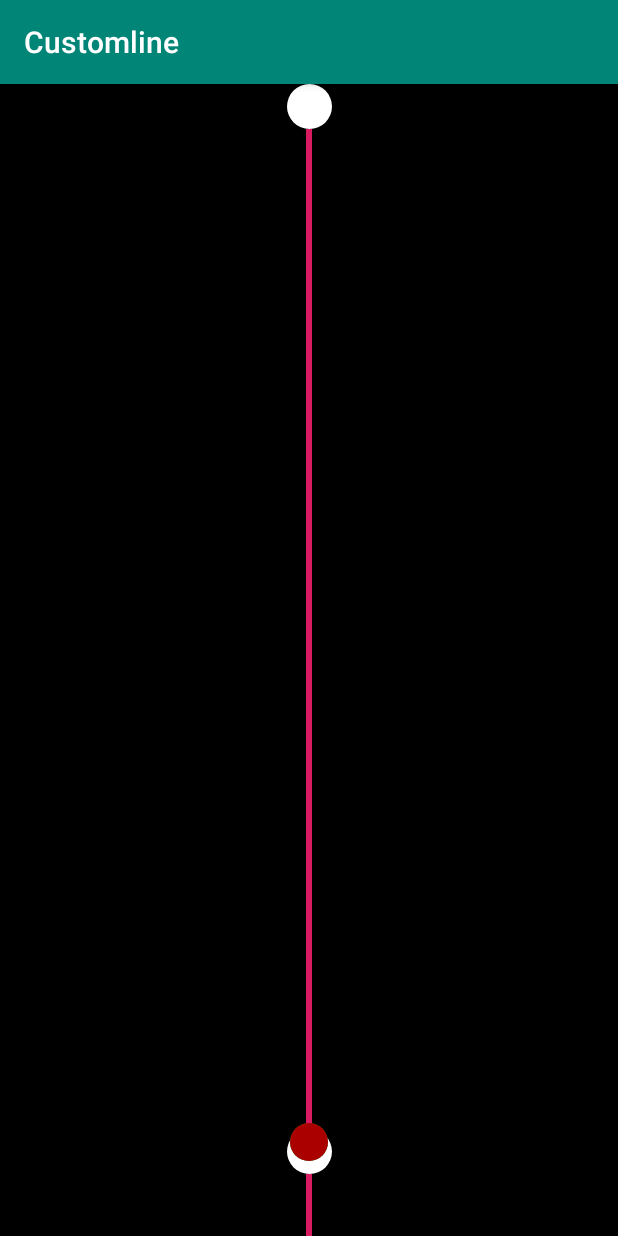
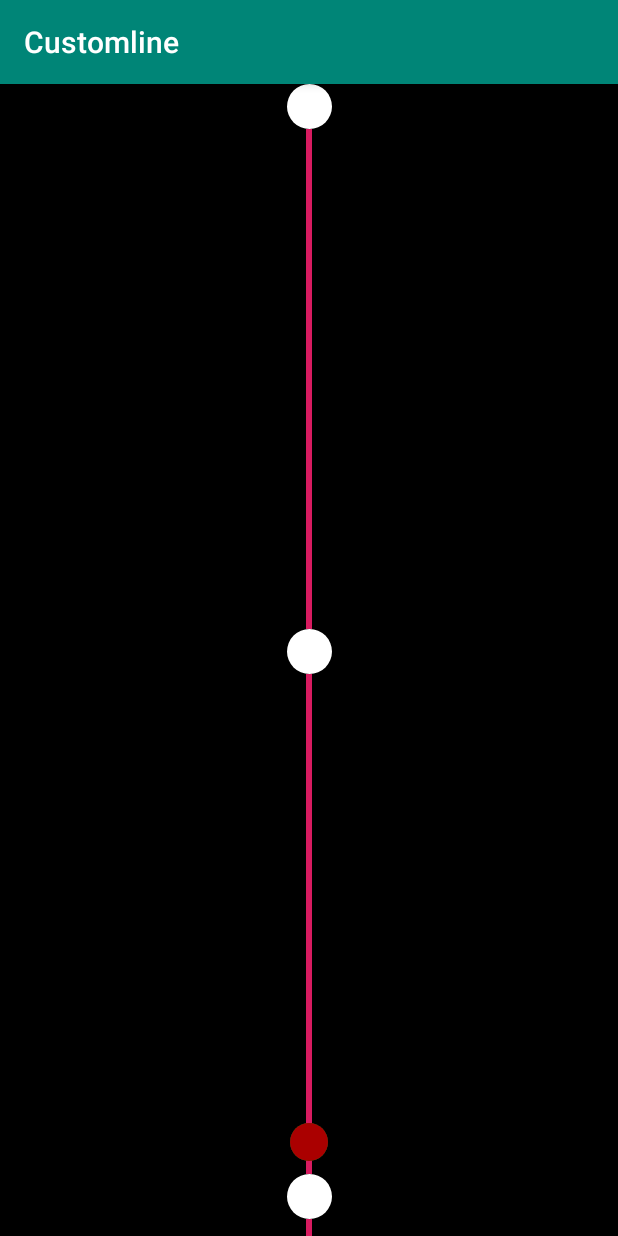
Before and after one commit to namget/animationTest, an Android app: the ScrollActivity screen opened directly, with no data from a screen before it, on a phone screen of 412 x 824 dp. Run offline under Robolectric (Android 15) with nearby library versions, the phone set to English and light mode, and no system bars; our stand-ins replace data binding.

Commit message:
- scrollView Test

```diff
--- a/app/src/main/java/com/namget/customline/scroll/ScrollActivity.kt
+++ b/app/src/main/java/com/namget/customline/scroll/ScrollActivity.kt
@@ -24,6 +24,9 @@ class ScrollActivity : AppCompatActivity() {
     val lineList: MutableList<LineItemInterface> = arrayListOf()
     var currentPosition = 0
     val MINUS_DISTANCE = 10
+    val handler: Handler by lazy {
+        Handler()
+    }
 
 
     override fun onCreate(savedInstanceState: Bundle?) {
@@ -35,49 +38,51 @@ class ScrollActivity : AppCompatActivity() {
     }
 
     fun init() {
-        lineList.add(destinData(""))
-        lineList.add(LineData("", 1000))
-        lineList.add(destinData(""))
-        lineList.add(LineData("", 2000))
-        lineList.add(destinData(""))
         lineList.add(LineData("", 100))
+        lineList.add(destinData("", 90))
+        lineList.add(LineData("", 500))
+        lineList.add(destinData("", 90))
+        lineList.add(LineData("", 500))
+        lineList.add(destinData("", 90))
     }
 
     fun initView() {
-        for (i in lineList) {
+        for (i in lineList.reversed()) {
             if (i is LineData)
                 scrollNestedLinear.addView(createLineView(i.distance))
             if (i is destinData)
                 scrollNestedLinear.addView(destinationView())
         }
-        changeLength(lineList.size - currentPosition - 1, MINUS_DISTANCE)
+        changeLength(currentPosition, MINUS_DISTANCE)
     }
 
     /**
      * disTanceMinus or leftDistance
      */
     fun changeLength(position: Int, distanceMinus: Int) {
-        val handler = Handler().postDelayed(
+        handler.postDelayed(
             Runnable {
                 if (currentPosition < lineList.size) {
-                    val data = lineList.get(position)
+                    val data = lineList[position]
                     var distance = data.distance
-                    if (distance - distanceMinus > 0) {
+                    if (distance - distanceMinus >= 0) {
                         distance -= distanceMinus
                         data.distance = distance
                         Log.e("test", "distance ${distance}")
-                        val view = scrollNestedLinear.getChildAt(position)
+                        val view = scrollNestedLinear.getChildAt(lineList.size - 1 - position)
                         if (data is LineData) {
+                            Log.e("test1", "line")
                             view.lineLayout.layoutParams.height = distance
                             view.lineLayout.requestLayout()
                         } else if (data is destinData) {
+                            Log.e("test2", "destin")
                             view.itemDestinLayout.layoutParams.height = distance
                             view.itemDestinLayout.requestLayout()
                         }
                     } else {
                         currentPosition++
                     }
-                    changeLength(lineList.size - currentPosition - 1, MINUS_DISTANCE)
+                    changeLength(currentPosition, MINUS_DISTANCE)
                 }
             }, 1000
         )
@@ -107,5 +112,10 @@ class ScrollActivity : AppCompatActivity() {
         currentDot3.startAnimation(anim2)
     }
 
-
+    override fun onDestroy() {
+        super.onDestroy()
+        currentDot2.clearAnimation()
+        currentDot3.clearAnimation()
+        handler.removeCallbacksAndMessages(null)
+    }
 }
--- a/app/src/main/res/layout/activity_scroll.xml
+++ b/app/src/main/res/layout/activity_scroll.xml
@@ -6,14 +6,18 @@
 
     </data>
     <androidx.constraintlayout.widget.ConstraintLayout
+            android:background="#000000"
             android:orientation="vertical"
             android:layout_width="match_parent"
             android:layout_height="match_parent">
 
         <ScrollView
                 android:id="@+id/scrollMainView"
+                app:layout_constraintLeft_toLeftOf="parent"
+                app:layout_constraintRight_toRightOf="parent"
+                app:layout_constraintBottom_toBottomOf="parent"
                 android:layout_width="match_parent"
-                android:layout_height="match_parent">
+                android:layout_height="0dp">
             <LinearLayout
                     android:orientation="vertical"
                     android:id="@+id/scrollNestedLinear"
```
